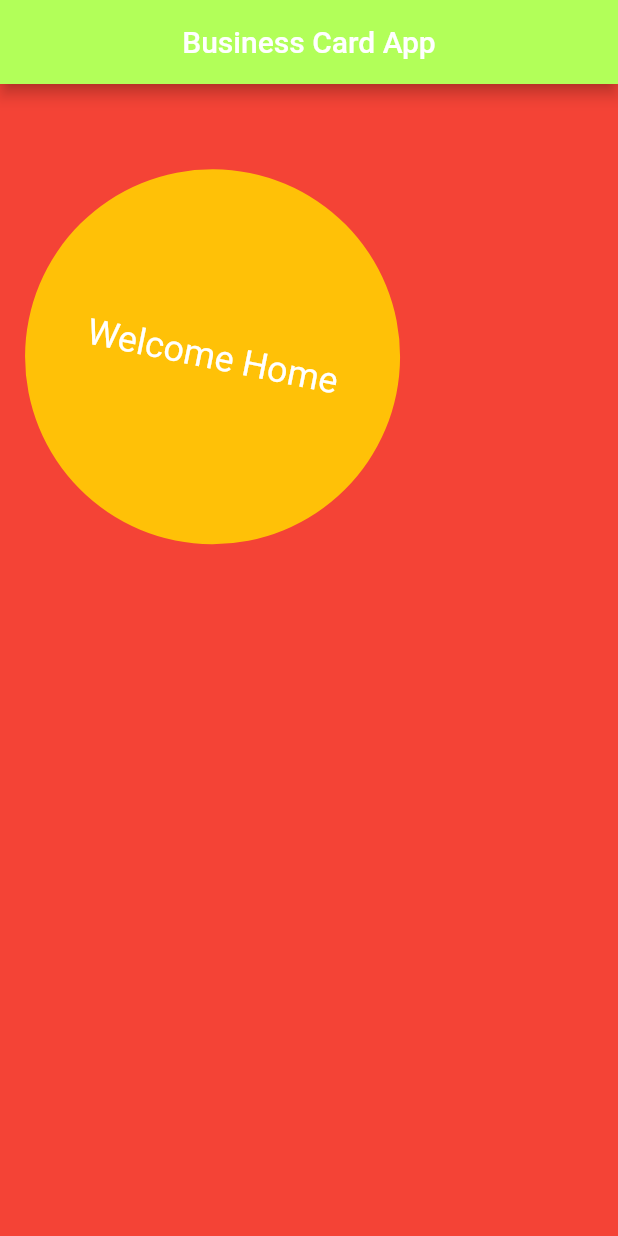
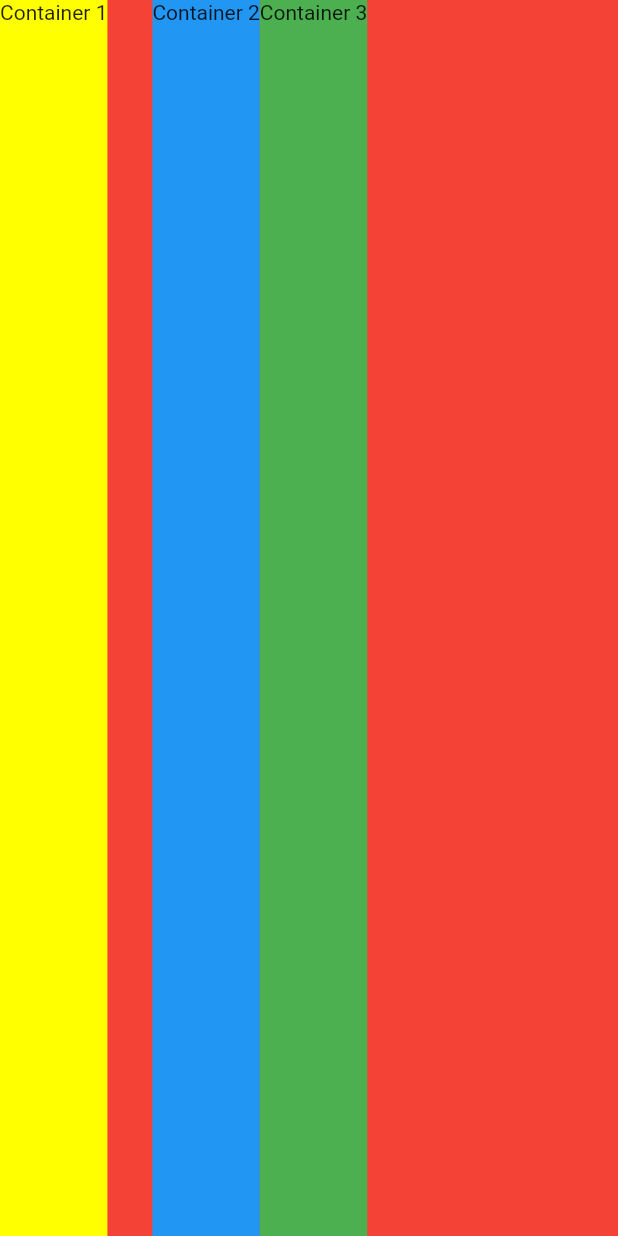
Before and after one commit to Bamidele1234/Business_Card_App, a Flutter app: the screen it shows after launch, on a phone screen of 412 x 824 dp. Run offline on Flutter 3.47's test engine with Material 2 defaults, Android fonts, the phone set to English and light mode, and no system bars.

Commit message:
Learnt how to use rows and columns

```diff
--- a/lib/main.dart
+++ b/lib/main.dart
@@ -1,9 +1,8 @@
 import 'package:flutter/material.dart';
 
-void main() {
-  runApp(const MyApp());
-}
+void main() => runApp(const MyApp());
 
+// Using Row and Column
 class MyApp extends StatelessWidget {
   const MyApp({Key? key}) : super(key: key);
 
@@ -12,12 +11,51 @@ class MyApp extends StatelessWidget {
     return MaterialApp(
       home: Scaffold(
         backgroundColor: Colors.red,
-        appBar: AppBar(
-          title: const Center(
-            child: Text('Business Card App'),
+        body: SafeArea(
+          child: Row(
+            //mainAxisSize: MainAxisSize.min,
+            //verticalDirection: VerticalDirection.up,
+            //mainAxisAlignment: MainAxisAlignment.spaceBetween,
+            crossAxisAlignment: CrossAxisAlignment.stretch,
+            /**
+             * The column is made of a list of children widgets
+             */
+            children: <Widget>[
+              Container(
+                height: 100,
+                color: Colors.yellowAccent,
+                child: const Text('Container 1'),
+              ),
+              const SizedBox(
+                width: 30,
+              ),
+              Container(
+                height: 100,
+                color: Colors.blue,
+                child: const Text('Container 2'),
+              ),
+              Container(
+                height: 100,
+                color: Colors.green,
+                child: const Text('Container 3'),
+              ),
+            ],
           ),
-          backgroundColor: Colors.lightGreenAccent,
         ),
+      ),
+    );
+  }
+}
+
+// Using containers
+class SomeApp extends StatelessWidget {
+  const SomeApp({Key? key}) : super(key: key);
+
+  @override
+  Widget build(BuildContext context) {
+    return MaterialApp(
+      home: Scaffold(
+        backgroundColor: Colors.white24,
         body: SafeArea(
           child: Container(
             /**
```
